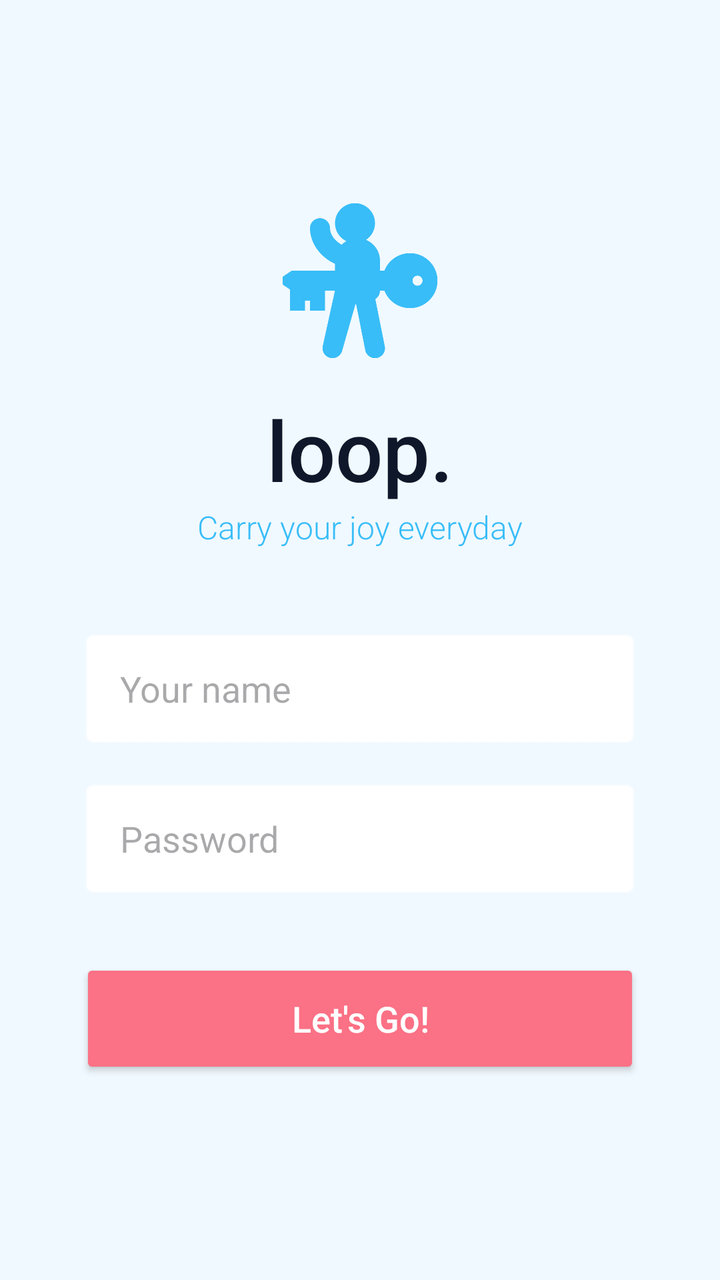
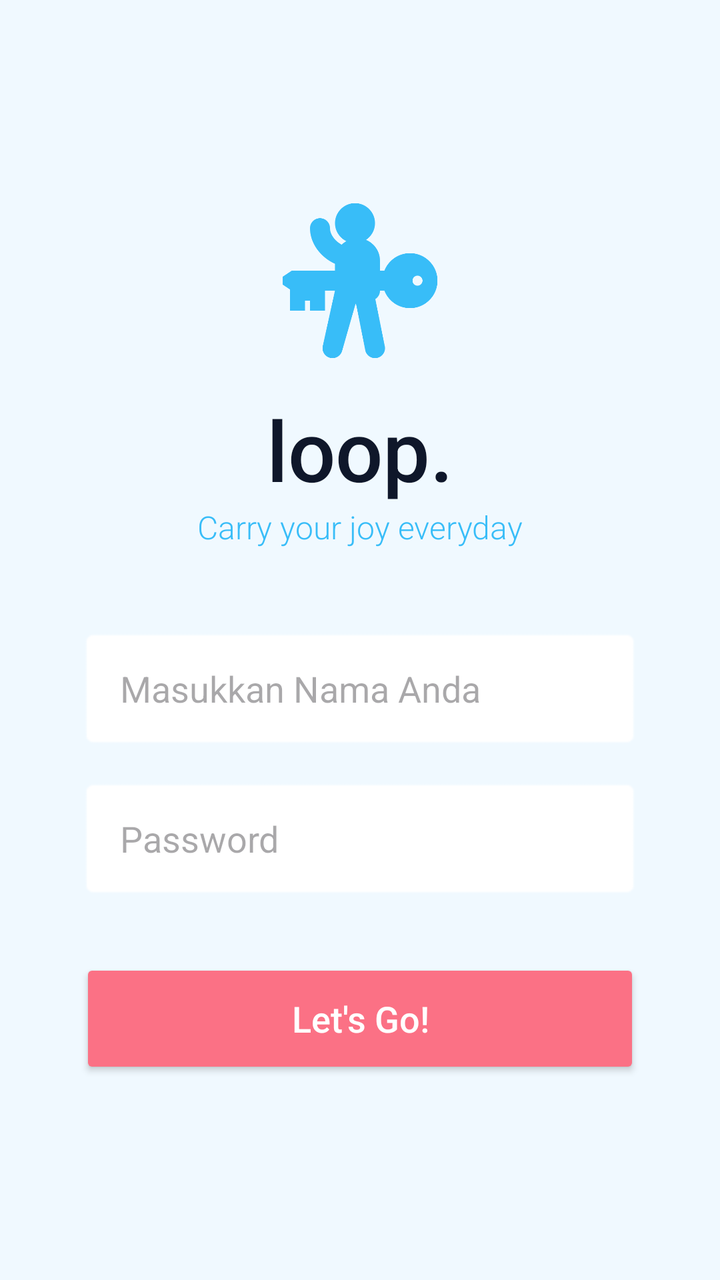

Compare the two renders of this Android layout. The source of the first and the diff that turns it into the second are given below.
<!-- AndroidManifest.xml: application theme Theme.Naylaai -->
<!-- res/layout/activity_login.xml -->
<?xml version="1.0" encoding="utf-8"?>
<LinearLayout xmlns:android="http://schemas.android.com/apk/res/android"
    android:layout_width="match_parent"
    android:layout_height="match_parent"
    android:orientation="vertical"
    android:padding="40dp"
    android:gravity="center"
    android:background="@color/bg_fun">

    <View
        android:layout_width="80dp"
        android:layout_height="80dp"
        android:background="@drawable/key"
        android:backgroundTint="@color/primary_fun"/>

    <TextView
        android:layout_width="wrap_content"
        android:layout_height="wrap_content"
        android:text="@string/loop"
        android:textSize="42sp"
        android:fontFamily="sans-serif-medium"
        android:layout_marginTop="16dp"
        android:textColor="@color/text_dark" />

    <TextView
        android:layout_width="wrap_content"
        android:layout_height="wrap_content"
        android:text="@string/carry_your_joy_everyday"
        android:textSize="16sp"
        android:fontFamily="sans-serif-light"
        android:textColor="@color/primary_fun" />

    <EditText
        android:id="@+id/etUsername"
        android:layout_width="match_parent"
        android:layout_height="60dp"
        android:hint="@string/your_name"
        android:paddingStart="20dp"
        android:layout_marginTop="40dp"
        android:background="@android:drawable/editbox_background"
        android:backgroundTint="@color/white"/>

    <EditText
        android:id="@+id/etPassword"
        android:layout_width="match_parent"
        android:layout_height="60dp"
        android:hint="Password"
        android:inputType="textPassword"
        android:paddingLeft="20dp"
        android:layout_marginTop="15dp"
        android:background="@android:drawable/editbox_background"
        android:backgroundTint="@color/white"/>

    <Button
        android:id="@+id/btnLogin"
        android:layout_width="match_parent"
        android:layout_height="60dp"
        android:text="Let's Go!"
        android:textAllCaps="false"
        android:textSize="18sp"
        android:layout_marginTop="30dp"
        android:backgroundTint="@color/accent_fun"
        android:textColor="@color/white" />

</LinearLayout>
<!-- resources referenced by this layout -->
<resources>
  <color name="accent_fun">#FB7185</color>
  <color name="bg_fun">#F0F9FF</color>
  <color name="primary_fun">#38BDF8</color>
  <color name="text_dark">#0F172A</color>
  <color name="white">#FFFFFF</color>
  <!-- drawable key: png bitmap (drawable, 29708 bytes) -->
  <string name="carry_your_joy_everyday">Carry your joy everyday</string>
  <string name="loop">loop.</string>
  <string name="your_name">Your name</string>
  <style name="Theme.Naylaai" parent="Base.Theme.Naylaai" />
  <style name="Base.Theme.Naylaai" parent="Theme.Material3.DayNight.NoActionBar">
          
          
      </style>
</resources>

<!-- the commit's change to res/layout/activity_login.xml (unified diff, before → after) -->
@@ -34,7 +34,7 @@
         android:id="@+id/etUsername"
         android:layout_width="match_parent"
         android:layout_height="60dp"
-        android:hint="@string/your_name"
+        android:hint="Masukkan Nama Anda"
         android:paddingStart="20dp"
         android:layout_marginTop="40dp"
         android:background="@android:drawable/editbox_background"
<!-- resource entries referenced after the edit -->
@@ -8,7 +8,6 @@
   <!-- drawable key: png bitmap (drawable, 29708 bytes) -->
   <string name="carry_your_joy_everyday">Carry your joy everyday</string>
   <string name="loop">loop.</string>
-  <string name="your_name">Your name</string>
   <style name="Theme.Naylaai" parent="Base.Theme.Naylaai" />
   <style name="Base.Theme.Naylaai" parent="Theme.Material3.DayNight.NoActionBar">
           
